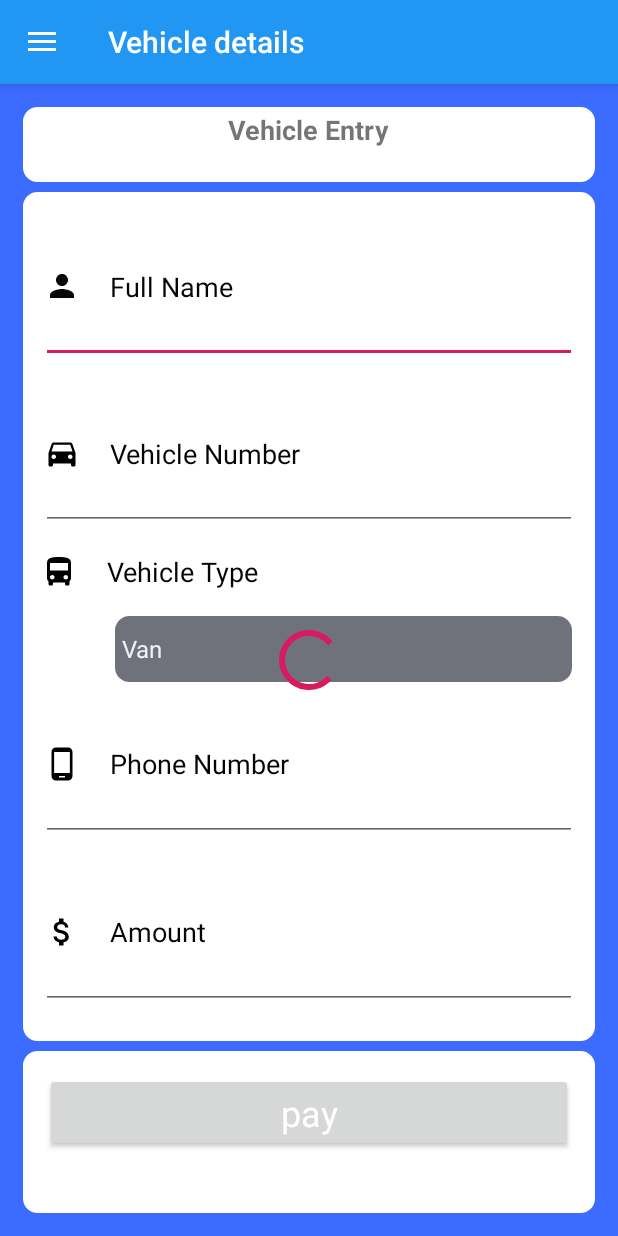
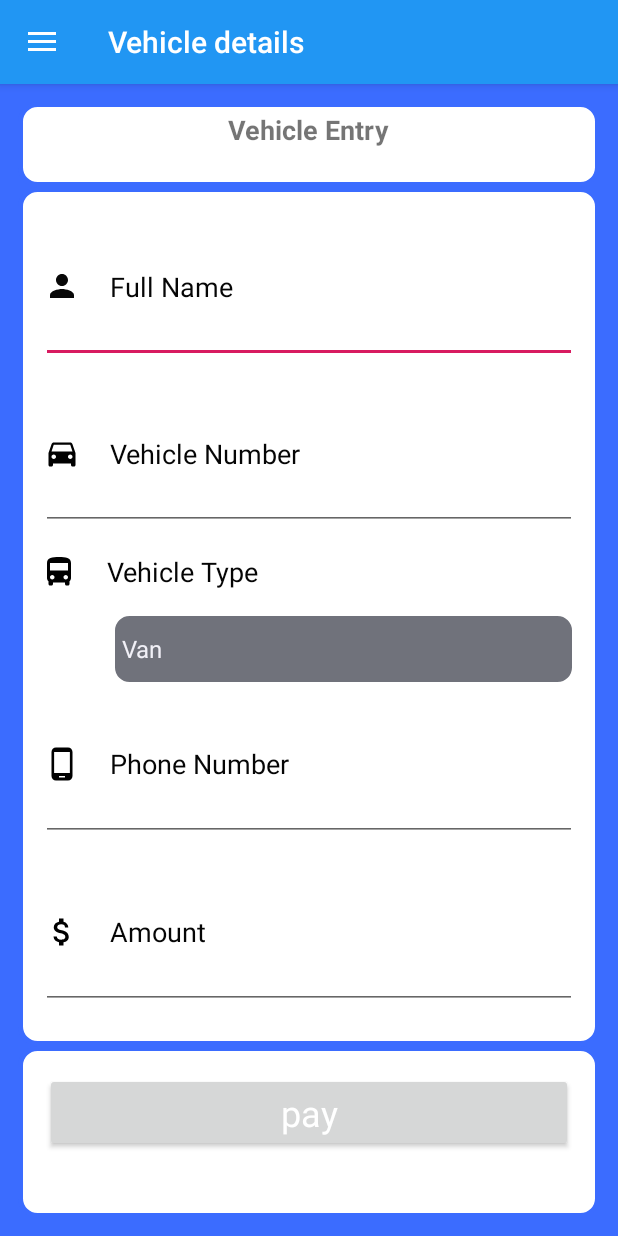
Before and after one commit to subramanian162/Toll_Pay_81, an Android app: the FormActivity screen opened directly, with no data from a screen before it, on a phone screen of 412 x 824 dp. Run offline under Robolectric (Android 15) with nearby library versions, the phone set to English and light mode, and no system bars; our stand-ins replace Firebase (no records; nobody signed in at launch, a user with empty details on screens opened directly); plain views replace FButton.

Commit message:
Toll pay all layout design and login code and sign up code,now i include the database connection and now i update the correct login for both user and client and here i write a code for the form activity

```diff
--- a/app/src/main/java/com/subu/stjosephs/tollpay/FormActivity.java
+++ b/app/src/main/java/com/subu/stjosephs/tollpay/FormActivity.java
@@ -1,11 +1,11 @@
 package com.subu.stjosephs.tollpay;
 
-import android.app.AlertDialog;
 import android.app.Dialog;
 import android.content.Intent;
 import android.graphics.Color;
 import android.graphics.drawable.ColorDrawable;
 import android.os.Bundle;
+import android.support.annotation.NonNull;
 import android.support.design.widget.NavigationView;
 import android.support.v4.view.GravityCompat;
 import android.support.v4.widget.DrawerLayout;
@@ -17,71 +17,123 @@ import android.view.View;
 import android.widget.Button;
 import android.widget.AdapterView;
 import android.widget.ArrayAdapter;
+import android.widget.EditText;
 import android.widget.Spinner;
 import android.widget.Toast;
+
+import com.google.android.gms.tasks.OnCompleteListener;
+import com.google.android.gms.tasks.Task;
+import com.google.firebase.auth.FirebaseAuth;
+import com.google.firebase.database.FirebaseDatabase;
+import com.subu.stjosephs.tollpay.Objects.UserVehicle;
 
 import java.util.Arrays;
 
 public class FormActivity extends AppCompatActivity implements NavigationView.OnNavigationItemSelectedListener  {
 
+    FirebaseAuth mAuth;
+    private EditText editText_name;
+    private EditText editText_vehicle_number;
+    private EditText editText_phone_number;
+    private EditText editText_amount;
+    String form_name;
+    String form_vehicle_number;
+    String form_vehicle_type;
+    String form_phone_number;
+    String form_amount;
     private String vehicle_type[] = {"Van","Car","Auto","Lorry"};
-    Dialog sucess_dialogue;
-    Button ok_btn;
+    Dialog dialog;
+    private Button ok_btn;
+    UserVehicle userVehicle;
+
     @Override
     protected void onCreate(Bundle savedInstanceState) {
         super.onCreate(savedInstanceState);
         setContentView(R.layout.activity_form);
 
-        sucess_dialogue = new Dialog(this);
+        //This is general text and button initializer
 
+        mAuth = FirebaseAuth.getInstance();
+        dialog = new Dialog(this);
+        editText_name =  findViewById(R.id.form_full_name_id);
+        editText_vehicle_number = findViewById(R.id.form_vehicle_id);
+        editText_phone_number = findViewById(R.id.form_phone_id);
+        editText_amount = findViewById(R.id.form_amount_id);
 
-                Toolbar toolbar = (Toolbar) findViewById(R.id.toolbar);
+        //This below line of code for the spinner  initializer
+
+        Spinner vehicle_type_spinner =  findViewById(R.id.form_vehicle_type_spinner_id);
+        ArrayAdapter<String> arrayAdapter = new ArrayAdapter<>(getApplicationContext(),android.R.layout.simple_spinner_item, Arrays.asList(vehicle_type));
+        arrayAdapter.setDropDownViewResource(android.R.layout.simple_spinner_dropdown_item);
+        vehicle_type_spinner.setAdapter(arrayAdapter);
+        vehicle_type_spinner.setOnItemSelectedListener(new AdapterView.OnItemSelectedListener() {
+            @Override
+            public void onItemSelected(AdapterView<?> parent, View view, int position, long id) {
+                form_vehicle_type = parent.getSelectedItem().toString();
+            }
+            @Override
+            public void onNothingSelected(AdapterView<?> parent) {
+
+            }
+        });
+
+        // This is for the toolbar initialisation code sniffet
+
+        Toolbar toolbar =  findViewById(R.id.toolbar);
         setSupportActionBar(toolbar);
 
-        DrawerLayout drawer = (DrawerLayout) findViewById(R.id.drawer_layout);
+        DrawerLayout drawer =  findViewById(R.id.drawer_layout);
         ActionBarDrawerToggle toggle = new ActionBarDrawerToggle(
                 this, drawer, toolbar, R.string.navigation_drawer_open, R.string.navigation_drawer_close);
         drawer.addDrawerListener(toggle);
         toggle.syncState();
 
-        NavigationView navigationView = (NavigationView) findViewById(R.id.nav_view);
+        NavigationView navigationView =  findViewById(R.id.nav_view);
         navigationView.setNavigationItemSelectedListener(this);
 
-        Spinner vehicle_type_spinner = (Spinner) findViewById(R.id.form_vehicle_type_spinner_id);
+    }
 
 
-        ArrayAdapter<String> arrayAdapter = new ArrayAdapter<>(getApplicationContext(),android.R.layout.simple_spinner_item, Arrays.asList(vehicle_type));
-        arrayAdapter.setDropDownViewResource(android.R.layout.simple_spinner_dropdown_item);
-        vehicle_type_spinner.setAdapter(arrayAdapter);
+    public void payAmount(View view)
+    {
+        //Here we get the form details and wrap it in a single userVehicle object
 
-        vehicle_type_spinner.setOnItemSelectedListener(new AdapterView.OnItemSelectedListener() {
+        form_name = editText_name.getText().toString();
+        form_vehicle_number = editText_vehicle_number.getText().toString();
+        form_phone_number = editText_phone_number.getText().toString();
+        form_amount = editText_amount.getText().toString();
+        userVehicle = new UserVehicle(form_name,form_vehicle_number,form_vehicle_type,form_phone_number,form_amount);
+
+        //Here we sent those wrapping userVehicle object in to firebase database under the User_Vehicles path.
+
+        FirebaseDatabase.getInstance().getReference("User_Vehicles")
+                .child(FirebaseAuth.getInstance().getCurrentUser().getUid())
+                .push().setValue(userVehicle).addOnCompleteListener(new OnCompleteListener<Void>() {
             @Override
-            public void onItemSelected(AdapterView<?> parent, View view, int position, long id) {
-                String item = parent.getSelectedItem().toString();
-                Toast.makeText(getApplicationContext(),item,Toast.LENGTH_SHORT).show();
-            }
+            public void onComplete(@NonNull Task<Void> task) {
+                if(task.isSuccessful()) {
 
-            @Override
-            public void onNothingSelected(AdapterView<?> parent) {
-
+                    //This is used to display the custom on completion dialogue
+                    dialog.setContentView(R.layout.pay_sucess_dialogue);
+                    ok_btn =  dialog.findViewById(R.id.ok);
+                    ok_btn.setOnClickListener(new View.OnClickListener() {
+                        @Override
+                        public void onClick(View v) {
+                            dialog.dismiss();
+                            editText_name.setText("");
+                            editText_vehicle_number.setText("");
+                            editText_amount.setText("");
+                            editText_phone_number.setText("");
+                        }
+                    });
+                    dialog.getWindow().setBackgroundDrawable(new ColorDrawable(Color.TRANSPARENT));
+                    dialog.show();
+                }
             }
         });
     }
 
-    public void payAmount(View view)
-    {
-        sucess_dialogue.setContentView(R.layout.pay_sucess_dialogue);
-        ok_btn = (Button) sucess_dialogue.findViewById(R.id.ok);
-        ok_btn.setOnClickListener(new View.OnClickListener() {
-            @Override
-            public void onClick(View v) {
-                sucess_dialogue.dismiss();
-            }
-        });
-        sucess_dialogue.getWindow().setBackgroundDrawable(new ColorDrawable(Color.TRANSPARENT));
-        sucess_dialogue.show();
-    }
-
+    //This is for the navigation button control method
     @SuppressWarnings("StatementWithEmptyBody")
     @Override
     public boolean onNavigationItemSelected(MenuItem item) {
@@ -98,11 +150,9 @@ public class FormActivity extends AppCompatActivity implements NavigationView.On
         } else if (id == R.id.nav_send) {
 
         }
-
-        DrawerLayout drawer = (DrawerLayout) findViewById(R.id.drawer_layout);
+        DrawerLayout drawer =  findViewById(R.id.drawer_layout);
         drawer.closeDrawer(GravityCompat.START);
         return true;
     }
 
-
 }
--- a/app/src/main/java/com/subu/stjosephs/tollpay/LoginActivity.java
+++ b/app/src/main/java/com/subu/stjosephs/tollpay/LoginActivity.java
@@ -35,7 +35,6 @@ public class LoginActivity extends AppCompatActivity {
     private ProgressBar sign_in_progress;
     public FirebaseUser user;
     private DatabaseReference myRef;
-    private List<User> users_email_list;
 
     @Override
     protected void onCreate(Bundle savedInstanceState) {
@@ -48,8 +47,6 @@ public class LoginActivity extends AppCompatActivity {
 
         mAuth = FirebaseAuth.getInstance();
         user = mAuth.getCurrentUser();
-        Common.current_user = user;
-        users_email_list = new ArrayList<>();
     }
 
     @Override
--- a/app/src/main/res/layout/content_form.xml
+++ b/app/src/main/res/layout/content_form.xml
@@ -146,6 +146,7 @@
         </LinearLayout>
     </LinearLayout>
     <ProgressBar
+        android:visibility="gone"
         android:id="@+id/form_progress_bar_id"
         android:layout_width="wrap_content"
         android:layout_height="wrap_content"
```
Also changed, not shown: app/src/main/java/com/subu/stjosephs/tollpay/HomeActivitty.java (+12 -0 lines), app/src/main/java/com/subu/stjosephs/tollpay/Objects/UserVehicle.java (+7 -7 lines).
